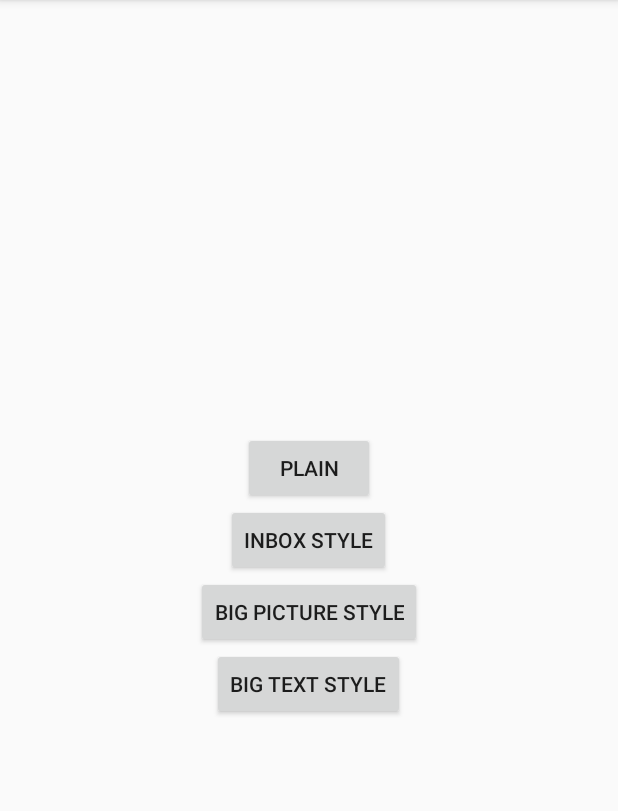
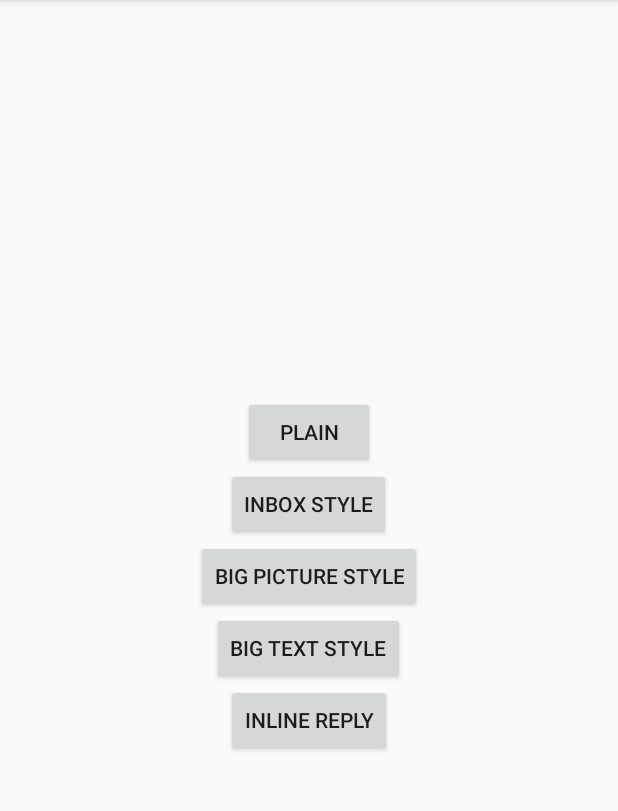
Before and after one commit to andras-the-android/NNotification, an Android app: the screen it shows after launch (MainActivity), after a tap on "BIG TEXT STYLE", on a phone screen of 412 x 824 dp, the part 84-895 px from its top. Run offline under Robolectric (Android 15) with nearby library versions, the phone set to English and light mode, and no system bars.

Commit message:
inline reply

```diff
--- a/app/src/main/java/com/example/andrasnemeth/nnotification/MainActivity.java
+++ b/app/src/main/java/com/example/andrasnemeth/nnotification/MainActivity.java
@@ -1,18 +1,25 @@
 package com.example.andrasnemeth.nnotification;
 
+import android.app.Notification;
 import android.app.NotificationManager;
 import android.app.PendingIntent;
 import android.content.Context;
 import android.content.Intent;
 import android.graphics.Bitmap;
 import android.graphics.BitmapFactory;
+import android.graphics.drawable.Icon;
 import android.support.annotation.NonNull;
 import android.support.v4.app.NotificationCompat;
+import android.support.v4.app.RemoteInput;
 import android.support.v7.app.AppCompatActivity;
 import android.os.Bundle;
 import android.view.View;
+import android.widget.Toast;
 
 public class MainActivity  extends AppCompatActivity {
+
+    // Key for the string that's delivered in the action's intent
+    private static final String KEY_TEXT_REPLY = "key_text_reply";
 
     public static final int mId = 666;
     private Bitmap bitmap;
@@ -22,6 +29,15 @@ public class MainActivity  extends AppCompatActivity {
         super.onCreate(savedInstanceState);
         setContentView(R.layout.activity_main);
         bitmap = BitmapFactory.decodeResource(getResources(), R.drawable.cannond);
+        handleInlineReply(getIntent());
+    }
+
+    private void handleInlineReply(Intent intent) {
+        Bundle remoteInput = RemoteInput.getResultsFromIntent(intent);
+        if (remoteInput != null) {
+            CharSequence message = "You've just sent the following message: " + remoteInput.getCharSequence(KEY_TEXT_REPLY);
+            Toast.makeText(MainActivity.this, message, Toast.LENGTH_SHORT).show();
+        }
     }
 
     public void onPlainButtonClick(View view) {
@@ -38,6 +54,22 @@ public class MainActivity  extends AppCompatActivity {
 
     public void onBigTextStyleButtonClick(View view) {
         showNotification(createNotificationBuilder().setStyle(createBigTextStyle()));
+    }
+
+    public void onInlineReplyButtonClick(View view) {
+
+        RemoteInput remoteInput = new RemoteInput.Builder(KEY_TEXT_REPLY)
+                .setLabel("Reply")
+                .build();
+
+        // Create the reply action and add the remote input
+        NotificationCompat.Action action =
+                new NotificationCompat.Action.Builder(R.drawable.ic_launcher,
+                        "Reply inline", getPendingIntent())
+                        .addRemoteInput(remoteInput)
+                        .build();
+
+        showNotification(createNotificationBuilder().addAction(action));
     }
 
     private NotificationCompat.Style createBigTextStyle() {
@@ -72,8 +104,6 @@ public class MainActivity  extends AppCompatActivity {
 
     @NonNull
     private NotificationCompat.Builder createNotificationBuilder() {
-        Intent resultIntent = new Intent(this, MainActivity.class);
-        PendingIntent resultPendingIntent = PendingIntent.getActivity(this, 0, resultIntent, PendingIntent.FLAG_CANCEL_CURRENT );
 
         NotificationCompat.Builder mBuilder =
                 new NotificationCompat.Builder(this)
@@ -90,10 +120,16 @@ public class MainActivity  extends AppCompatActivity {
                 //.setProgress(0, 0, true)
                 ;
         //alternative configuration way
+        PendingIntent resultPendingIntent = getPendingIntent();
         mBuilder.setContentIntent(resultPendingIntent);
-        mBuilder.addAction(R.drawable.ic_launcher, "First", resultPendingIntent);
-        mBuilder.addAction(R.drawable.ic_launcher, "Second", resultPendingIntent);
+        mBuilder.addAction(R.drawable.ic_launcher, "First action", resultPendingIntent);
+        mBuilder.addAction(R.drawable.ic_launcher, "Second action", resultPendingIntent);
         return mBuilder;
+    }
+
+    private PendingIntent getPendingIntent() {
+        Intent resultIntent = new Intent(this, MainActivity.class);
+        return PendingIntent.getActivity(this, 0, resultIntent, PendingIntent.FLAG_CANCEL_CURRENT );
     }
 
     private void showNotification(NotificationCompat.Builder mBuilder) {
--- a/app/src/main/res/layout/activity_main.xml
+++ b/app/src/main/res/layout/activity_main.xml
@@ -34,4 +34,10 @@
         android:layout_height="wrap_content"
         android:text="Big text style"
         android:onClick="onBigTextStyleButtonClick"/>
+
+    <Button
+        android:layout_width="wrap_content"
+        android:layout_height="wrap_content"
+        android:text="Inline reply"
+        android:onClick="onInlineReplyButtonClick"/>
 </LinearLayout>
--- a/build.gradle
+++ b/build.gradle
@@ -5,7 +5,7 @@ buildscript {
         jcenter()
     }
     dependencies {
-        classpath 'com.android.tools.build:gradle:2.1.0-alpha3'
+        classpath 'com.android.tools.build:gradle:2.1.0-alpha5'
 
         // NOTE: Do not place your application dependencies here; they belong
         // in the individual module build.gradle files
```
